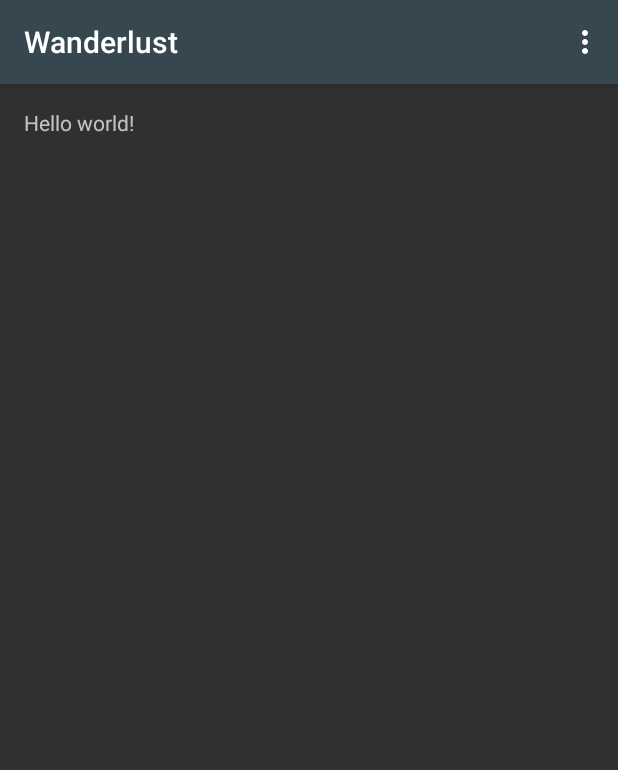
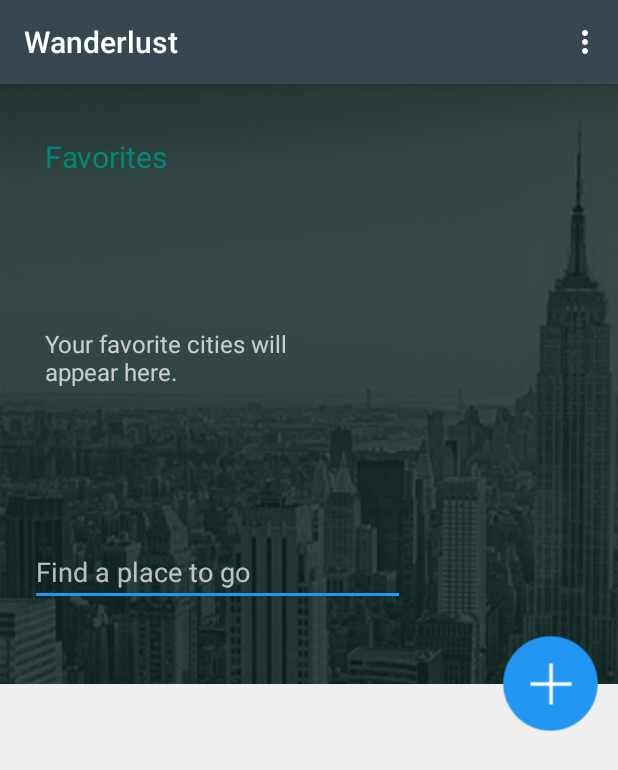
Before and after one commit to diegotavarez/mobileappsfall15, an Android app: the screen it shows after launch (InitialActivity), on a phone screen of 412 x 824 dp. Shown: the top 770 px of the screen. Run offline under Robolectric (Android 15) with nearby library versions, the phone set to English and light mode, and no system bars.

Commit message:
Initial screen

```diff
--- a/Wanderlust/app/src/main/java/edu/uco/dtavarespereira/wanderlust/InitialActivity.java
+++ b/Wanderlust/app/src/main/java/edu/uco/dtavarespereira/wanderlust/InitialActivity.java
@@ -1,9 +1,13 @@
 package edu.uco.dtavarespereira.wanderlust;
 
 import android.app.Activity;
+import android.graphics.Outline;
+import android.os.Build;
 import android.os.Bundle;
 import android.view.Menu;
 import android.view.MenuItem;
+import android.view.View;
+import android.view.ViewOutlineProvider;
 
 public class InitialActivity extends Activity {
 
@@ -11,6 +15,7 @@ public class InitialActivity extends Activity {
     protected void onCreate(Bundle savedInstanceState) {
         super.onCreate(savedInstanceState);
         setContentView(R.layout.activity_initial);
+
     }
 
     @Override
--- a/Wanderlust/app/src/main/res/layout/activity_initial.xml
+++ b/Wanderlust/app/src/main/res/layout/activity_initial.xml
@@ -1,11 +1,65 @@
-<RelativeLayout xmlns:android="http://schemas.android.com/apk/res/android"
+<LinearLayout xmlns:android="http://schemas.android.com/apk/res/android"
     xmlns:tools="http://schemas.android.com/tools" android:layout_width="match_parent"
-    android:layout_height="match_parent" android:paddingLeft="@dimen/activity_horizontal_margin"
-    android:paddingRight="@dimen/activity_horizontal_margin"
-    android:paddingTop="@dimen/activity_vertical_margin"
-    android:paddingBottom="@dimen/activity_vertical_margin" tools:context=".InitialActivity">
+    android:layout_height="match_parent"
+    android:background="@color/background"
+    android:orientation="vertical"
+    tools:context=".InitialActivity">
 
-    <TextView android:text="@string/hello_world" android:layout_width="wrap_content"
-        android:layout_height="wrap_content" />
+    <LinearLayout
+        android:layout_width="match_parent"
+        android:layout_height="wrap_content"
+        android:orientation="vertical">
+        <ImageView
+            android:layout_width="match_parent"
+            android:background="@drawable/no_data_bg"
+            android:layout_height="400dp"
+            android:scaleType="fitCenter"
+            android:id="@+id/bg" />
 
-</RelativeLayout>
+        <ImageButton
+            android:id="@+id/add_button"
+            android:layout_width="70dp"
+            android:layout_height="70dp"
+            android:layout_marginTop="-35dp"
+            android:layout_marginRight="10dp"
+            android:scaleType="fitXY"
+            android:background="@android:color/transparent"
+            android:layout_gravity="end|bottom"
+            android:src="@drawable/floating_button"/>
+    </LinearLayout>
+
+    <LinearLayout
+        android:layout_width="wrap_content"
+        android:layout_height="wrap_content"
+        android:layout_marginTop="-400dp"
+        android:orientation="vertical">
+
+        <TextView
+            android:layout_width="wrap_content"
+            android:layout_height="wrap_content"
+            android:text="Favorites"
+            android:textSize="20sp"
+            android:layout_marginLeft="30dp"
+            android:textColor="@color/accent"/>
+
+        <TextView
+            android:layout_width="wrap_content"
+            android:layout_height="wrap_content"
+            android:layout_marginTop="100dp"
+            android:text="Your favorite cities will \nappear here."
+            android:layout_marginLeft="30dp"
+            android:textSize="16sp"
+            android:alpha="0.8"
+            android:textColor="@color/background"/>
+
+        <EditText
+            android:layout_width="250dp"
+            android:layout_marginTop="100dp"
+            android:layout_height="wrap_content"
+            android:layout_marginLeft="20dp"
+            android:ems="40"
+            android:singleLine="true"
+            android:hint="Find a place to go"/>
+    </LinearLayout>
+
+</LinearLayout>
--- a/Wanderlust/app/src/main/res/values-v21/styles.xml
+++ b/Wanderlust/app/src/main/res/values-v21/styles.xml
@@ -8,12 +8,12 @@
         <!--   darker variant for the status bar and contextual app bars -->
         <item name="android:colorPrimaryDark">@color/primary_dark</item>
         <!--   theme UI controls like checkboxes and text fields -->
-        <item name="android:colorAccent">@color/accent</item>
+        <item name="android:colorAccent">@color/accent_bt</item>
     </style>
 
     <!-- Theme.AppCompat.Light is not a dialog theme -->
     <style name="DialogTheme" parent="@android:style/Theme.Material">
-        <item name="android:colorAccent">@color/accent</item>
+        <item name="android:colorAccent">@color/accent_bt</item>
     </style>
 
 </resources>
--- a/Wanderlust/app/src/main/res/values/colors.xml
+++ b/Wanderlust/app/src/main/res/values/colors.xml
@@ -2,6 +2,8 @@
 <resources>
     <color name="primary">#37474F</color>
     <color name="primary_dark">#263238</color>
-    <color name="accent">#E53935</color>
+    <color name="accent_bt">#2196F3</color>
+    <color name="accent">#00897B</color>
+    <color name="background">#EFEFEF</color>
 
 </resources>
--- a/Wanderlust/app/src/main/res/values/dimens.xml
+++ /dev/null
@@ -1,5 +0,0 @@
-<resources>
-    <!-- Default screen margins, per the Android Design guidelines. -->
-    <dimen name="activity_horizontal_margin">16dp</dimen>
-    <dimen name="activity_vertical_margin">16dp</dimen>
-</resources>
--- a/Wanderlust/app/src/main/res/values/styles.xml
+++ b/Wanderlust/app/src/main/res/values/styles.xml
@@ -8,12 +8,12 @@
         <!--   darker variant for the status bar and contextual app bars -->
         <item name="android:colorPrimaryDark">@color/primary_dark</item>
         <!--   theme UI controls like checkboxes and text fields -->
-        <item name="android:colorAccent">@color/accent</item>
+        <item name="android:colorAccent">@color/accent_bt</item>
     </style>
 
     <!-- Theme.AppCompat.Light is not a dialog theme -->
     <style name="DialogTheme" parent="@android:style/Theme.Material">
-        <item name="android:colorAccent">@color/accent</item>
+        <item name="android:colorAccent">@color/accent_bt</item>
     </style>
 
 </resources>
```
Also changed, not shown: Wanderlust/app/src/main/res/drawable/city_bg.JPG (added), Wanderlust/app/src/main/res/drawable/floating_button.png (added), Wanderlust/app/src/main/res/drawable/no_data_bg.jpg (added).
